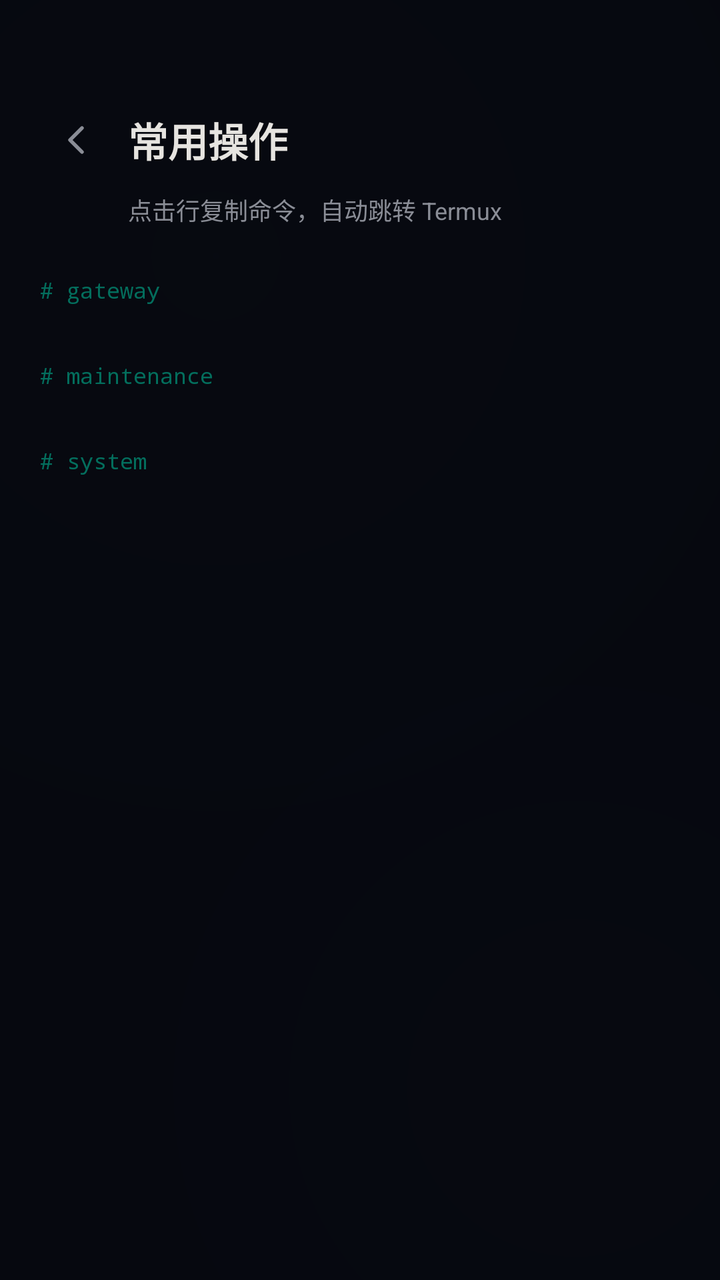
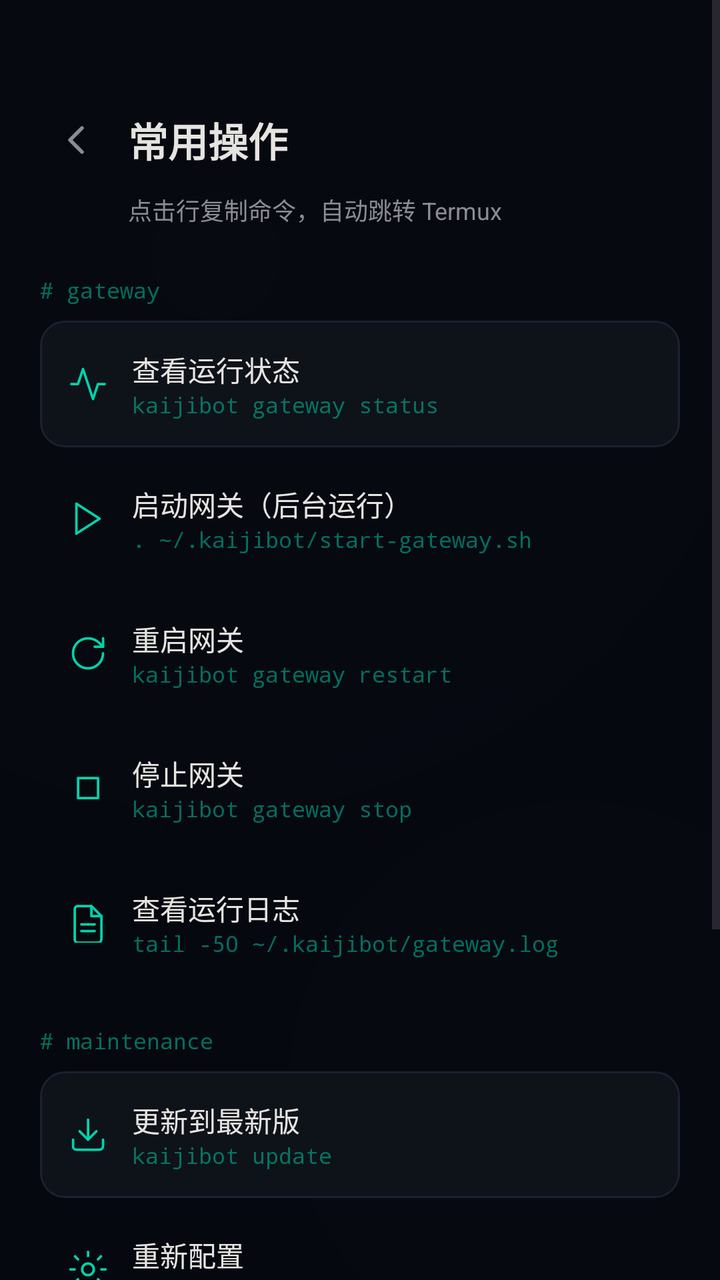

Screens rendered from an Android XML layout before and after an edit, with the pre-edit source and the edit as a unified diff.
<!-- AndroidManifest.xml: application theme Theme.KaijiBot -->
<!-- res/layout/activity_help.xml -->
<?xml version="1.0" encoding="utf-8"?>
<ScrollView xmlns:android="http://schemas.android.com/apk/res/android"
    android:layout_width="match_parent"
    android:layout_height="match_parent"
    android:background="@drawable/bg_atmosphere"
    android:fillViewport="true">

    <LinearLayout
        android:layout_width="match_parent"
        android:layout_height="wrap_content"
        android:orientation="vertical"
        android:paddingTop="52dp"
        android:paddingHorizontal="20dp"
        android:paddingBottom="32dp">

        <LinearLayout
            android:layout_width="match_parent"
            android:layout_height="wrap_content"
            android:orientation="horizontal"
            android:gravity="center_vertical"
            android:layout_marginBottom="2dp">

            <ImageButton
                android:id="@+id/backButton"
                android:layout_width="36dp"
                android:layout_height="36dp"
                android:background="?attr/selectableItemBackgroundBorderless"
                android:src="@drawable/ic_chevron_left"
                android:contentDescription="返回" />

            <TextView
                android:layout_width="wrap_content"
                android:layout_height="wrap_content"
                android:layout_marginStart="8dp"
                android:text="常用操作"
                android:textColor="@color/ink_1"
                android:textSize="20sp"
                android:textStyle="bold" />

        </LinearLayout>

        <TextView
            android:layout_width="wrap_content"
            android:layout_height="wrap_content"
            android:layout_marginStart="44dp"
            android:layout_marginTop="6dp"
            android:layout_marginBottom="4dp"
            android:text="点击行复制命令，自动跳转 Termux"
            android:textColor="@color/ink_2"
            android:textSize="12sp" />

        
        <TextView android:layout_width="wrap_content" android:layout_height="wrap_content"
            android:layout_marginTop="20dp" android:layout_marginBottom="8dp"
            android:fontFamily="monospace" android:text="# gateway"
            android:textColor="@color/accent_muted" android:textSize="11sp" />

        <LinearLayout android:orientation="vertical" android:layout_marginBottom="4dp">
        <LinearLayout android:id="@+id/cmdStatus"
            android:layout_width="match_parent" android:layout_height="wrap_content"
            android:minHeight="52dp" android:orientation="horizontal" android:gravity="center_vertical"
            android:background="@drawable/bg_cmd_ripple" android:padding="14dp" android:layout_marginBottom="4dp"
            android:clickable="true" android:focusable="true">
            <ImageView android:layout_width="20dp" android:layout_height="20dp"
                android:src="@drawable/ic_status" android:layout_marginEnd="12dp" />
            <LinearLayout android:layout_width="0dp" android:layout_height="wrap_content"
                android:layout_weight="1" android:orientation="vertical">
                <TextView android:layout_width="wrap_content" android:layout_height="wrap_content"
                    android:text="查看运行状态" android:textColor="@color/ink_1" android:textSize="14sp" />
                <TextView android:layout_width="wrap_content" android:layout_height="wrap_content"
                    android:fontFamily="monospace" android:text="kaijibot gateway status"
                    android:textColor="@color/accent_muted" android:textSize="11sp"
                    android:maxLines="1" android:ellipsize="end" />
            </LinearLayout>
        </LinearLayout>

        <LinearLayout android:id="@+id/cmdStart"
            android:layout_width="match_parent" android:layout_height="wrap_content"
            android:minHeight="52dp" android:orientation="horizontal" android:gravity="center_vertical"
            android:background="@drawable/bg_cmd_ripple" android:padding="14dp" android:layout_marginBottom="4dp"
            android:clickable="true" android:focusable="true">
            <ImageView android:layout_width="20dp" android:layout_height="20dp"
                android:src="@drawable/ic_play" android:layout_marginEnd="12dp" />
            <LinearLayout android:layout_width="0dp" android:layout_height="wrap_content"
                android:layout_weight="1" android:orientation="vertical">
                <TextView android:layout_width="wrap_content" android:layout_height="wrap_content"
                    android:text="启动网关（后台运行）" android:textColor="@color/ink_1" android:textSize="14sp" />
                <TextView android:layout_width="wrap_content" android:layout_height="wrap_content"
                    android:fontFamily="monospace" android:text=". ~/.kaijibot/start-gateway.sh"
                    android:textColor="@color/accent_muted" android:textSize="11sp"
                    android:maxLines="1" android:ellipsize="end" />
            </LinearLayout>
        </LinearLayout>

        <LinearLayout android:id="@+id/cmdRestart"
            android:layout_width="match_parent" android:layout_height="wrap_content"
            android:minHeight="52dp" android:orientation="horizontal" android:gravity="center_vertical"
            android:background="@drawable/bg_cmd_ripple" android:padding="14dp" android:layout_marginBottom="4dp"
            android:clickable="true" android:focusable="true">
            <ImageView android:layout_width="20dp" android:layout_height="20dp"
                android:src="@drawable/ic_restart" android:layout_marginEnd="12dp" />
            <LinearLayout android:layout_width="0dp" android:layout_height="wrap_content"
                android:layout_weight="1" android:orientation="vertical">
                <TextView android:layout_width="wrap_content" android:layout_height="wrap_content"
                    android:text="重启网关" android:textColor="@color/ink_1" android:textSize="14sp" />
                <TextView android:layout_width="wrap_content" android:layout_height="wrap_content"
                    android:fontFamily="monospace" android:text="kaijibot gateway restart"
                    android:textColor="@color/accent_muted" android:textSize="11sp"
                    android:maxLines="1" android:ellipsize="end" />
            </LinearLayout>
        </LinearLayout>

        <LinearLayout android:id="@+id/cmdStop"
            android:layout_width="match_parent" android:layout_height="wrap_content"
            android:minHeight="52dp" android:orientation="horizontal" android:gravity="center_vertical"
            android:background="@drawable/bg_cmd_ripple" android:padding="14dp" android:layout_marginBottom="4dp"
            android:clickable="true" android:focusable="true">
            <ImageView android:layout_width="20dp" android:layout_height="20dp"
                android:src="@drawable/ic_stop" android:layout_marginEnd="12dp" />
            <LinearLayout android:layout_width="0dp" android:layout_height="wrap_content"
                android:layout_weight="1" android:orientation="vertical">
                <TextView android:layout_width="wrap_content" android:layout_height="wrap_content"
                    android:text="停止网关" android:textColor="@color/ink_1" android:textSize="14sp" />
                <TextView android:layout_width="wrap_content" android:layout_height="wrap_content"
                    android:fontFamily="monospace" android:text="kaijibot gateway stop"
                    android:textColor="@color/accent_muted" android:textSize="11sp"
                    android:maxLines="1" android:ellipsize="end" />
            </LinearLayout>
        </LinearLayout>

        <LinearLayout android:id="@+id/cmdLog"
            android:layout_width="match_parent" android:layout_height="wrap_content"
            android:minHeight="52dp" android:orientation="horizontal" android:gravity="center_vertical"
            android:background="@drawable/bg_cmd_ripple" android:padding="14dp" android:layout_marginBottom="4dp"
            android:clickable="true" android:focusable="true">
            <ImageView android:layout_width="20dp" android:layout_height="20dp"
                android:src="@drawable/ic_log" android:layout_marginEnd="12dp" />
            <LinearLayout android:layout_width="0dp" android:layout_height="wrap_content"
                android:layout_weight="1" android:orientation="vertical">
                <TextView android:layout_width="wrap_content" android:layout_height="wrap_content"
                    android:text="查看运行日志" android:textColor="@color/ink_1" android:textSize="14sp" />
                <TextView android:layout_width="wrap_content" android:layout_height="wrap_content"
                    android:fontFamily="monospace" android:text="tail -50 ~/.kaijibot/gateway.log"
                    android:textColor="@color/accent_muted" android:textSize="11sp"
                    android:maxLines="1" android:ellipsize="end" />
            </LinearLayout>
        </LinearLayout>
        </LinearLayout>

        
        <TextView android:layout_width="wrap_content" android:layout_height="wrap_content"
            android:layout_marginTop="16dp" android:layout_marginBottom="8dp"
            android:fontFamily="monospace" android:text="# maintenance"
            android:textColor="@color/accent_muted" android:textSize="11sp" />

        <LinearLayout android:orientation="vertical" android:layout_marginBottom="4dp">
        <LinearLayout android:id="@+id/cmdUpdate"
            android:layout_width="match_parent" android:layout_height="wrap_content"
            android:minHeight="52dp" android:orientation="horizontal" android:gravity="center_vertical"
            android:background="@drawable/bg_cmd_ripple" android:padding="14dp" android:layout_marginBottom="4dp"
            android:clickable="true" android:focusable="true">
            <ImageView android:layout_width="20dp" android:layout_height="20dp"
                android:src="@drawable/ic_download" android:layout_marginEnd="12dp" />
            <LinearLayout android:layout_width="0dp" android:layout_height="wrap_content"
                android:layout_weight="1" android:orientation="vertical">
                <TextView android:layout_width="wrap_content" android:layout_height="wrap_content"
                    android:text="更新到最新版" android:textColor="@color/ink_1" android:textSize="14sp" />
                <TextView android:layout_width="wrap_content" android:layout_height="wrap_content"
                    android:fontFamily="monospace" android:text="kaijibot update"
                    android:textColor="@color/accent_muted" android:textSize="11sp"
                    android:maxLines="1" android:ellipsize="end" />
            </LinearLayout>
        </LinearLayout>

        <LinearLayout android:id="@+id/cmdOnboard"
            android:layout_width="match_parent" android:layout_height="wrap_content"
            android:minHeight="52dp" android:orientation="horizontal" android:gravity="center_vertical"
            android:background="@drawable/bg_cmd_ripple" android:padding="14dp" android:layout_marginBottom="4dp"
            android:clickable="true" android:focusable="true">
            <ImageView android:layout_width="20dp" android:layout_height="20dp"
                android:src="@drawable/ic_settings" android:layout_marginEnd="12dp" />
            <LinearLayout android:layout_width="0dp" android:layout_height="wrap_content"
                android:layout_weight="1" android:orientation="vertical">
                <TextView android:layout_width="wrap_content" android:layout_height="wrap_content"
                    android:text="重新配置" android:textColor="@color/ink_1" android:textSize="14sp" />
                <TextView android:layout_width="wrap_content" android:layout_height="wrap_content"
                    android:fontFamily="monospace" android:text="kaijibot onboard"
                    android:textColor="@color/accent_muted" android:textSize="11sp"
                    android:maxLines="1" android:ellipsize="end" />
            </LinearLayout>
        </LinearLayout>
        </LinearLayout>

        
        <TextView android:layout_width="wrap_content" android:layout_height="wrap_content"
            android:layout_marginTop="16dp" android:layout_marginBottom="8dp"
            android:fontFamily="monospace" android:text="# system"
            android:textColor="@color/accent_muted" android:textSize="11sp" />

        <LinearLayout android:orientation="vertical" android:layout_marginBottom="4dp">
        <LinearLayout android:id="@+id/cmdBattery"
            android:layout_width="match_parent" android:layout_height="wrap_content"
            android:minHeight="52dp" android:orientation="horizontal" android:gravity="center_vertical"
            android:background="@drawable/bg_cmd_ripple" android:padding="14dp" android:layout_marginBottom="4dp"
            android:clickable="true" android:focusable="true">
            <ImageView android:layout_width="20dp" android:height="20dp"
                android:layout_height="20dp"
                android:src="@drawable/ic_battery" android:layout_marginEnd="12dp" />
            <LinearLayout android:layout_width="0dp" android:layout_height="wrap_content"
                android:layout_weight="1" android:orientation="vertical">
                <TextView android:layout_width="wrap_content" android:layout_height="wrap_content"
                    android:text="电池优化白名单" android:textColor="@color/ink_1" android:textSize="14sp" />
                <TextView android:layout_width="wrap_content" android:layout_height="wrap_content"
                    android:text="防止系统杀后台进程" android:textColor="@color/ink_3" android:textSize="12sp" />
            </LinearLayout>
        </LinearLayout>

        <LinearLayout android:id="@+id/cmdBoot"
            android:layout_width="match_parent" android:layout_height="wrap_content"
            android:minHeight="52dp" android:orientation="horizontal" android:gravity="center_vertical"
            android:background="@drawable/bg_cmd_ripple" android:padding="14dp" android:layout_marginBottom="4dp"
            android:clickable="true" android:focusable="true">
            <ImageView android:layout_width="20dp" android:layout_height="20dp"
                android:src="@drawable/ic_power" android:layout_marginEnd="12dp" />
            <LinearLayout android:layout_width="0dp" android:layout_height="wrap_content"
                android:layout_weight="1" android:orientation="vertical">
                <TextView android:layout_width="wrap_content" android:layout_height="wrap_content"
                    android:text="开机自启动" android:textColor="@color/ink_1" android:textSize="14sp" />
                <TextView android:layout_width="wrap_content" android:layout_height="wrap_content"
                    android:text="安装 Termux:Boot 即可" android:textColor="@color/ink_3" android:textSize="12sp" />
            </LinearLayout>
        </LinearLayout>
        </LinearLayout>

    </LinearLayout>
</ScrollView>
<!-- resources referenced by this layout -->
<resources>
  <color name="accent_muted">#8000D4AA</color>
  <color name="ink_1">#E6E4E0</color>
  <color name="ink_2">#8A8D96</color>
  <color name="ink_3">#6B6D75</color>
  <!-- drawable bg_atmosphere (drawable) -->
  <?xml version="1.0" encoding="utf-8"?>
  <layer-list xmlns:android="http://schemas.android.com/apk/res/android">
      <item>
          <shape android:shape="rectangle">
              <solid android:color="@color/bg_void" />
          </shape>
      </item>
      <item>
          <shape android:shape="rectangle">
              <gradient
                  android:type="radial"
                  android:gradientRadius="400dp"
                  android:startColor="#100D1A18"
                  android:endColor="@android:color/transparent"
                  android:centerX="30%"
                  android:centerY="20%" />
          </shape>
      </item>
      <item>
          <shape android:shape="rectangle">
              <gradient
                  android:type="radial"
                  android:gradientRadius="350dp"
                  android:startColor="#0C0E1219"
                  android:endColor="@android:color/transparent"
                  android:centerX="80%"
                  android:centerY="85%" />
          </shape>
      </item>
  </layer-list>
  <!-- drawable bg_cmd_ripple (drawable) -->
  <?xml version="1.0" encoding="utf-8"?>
  <ripple xmlns:android="http://schemas.android.com/apk/res/android"
      android:color="@color/accent_dim">
      <item android:id="@android:id/mask">
          <shape android:shape="rectangle">
              <solid android:color="@android:color/white" />
              <corners android:radius="10dp" />
          </shape>
      </item>
  </ripple>
  <!-- drawable ic_play (drawable) -->
  <vector xmlns:android="http://schemas.android.com/apk/res/android"
      android:width="20dp" android:height="20dp" android:viewportWidth="24" android:viewportHeight="24">
      <path android:pathData="M5,3 L19,12 L5,21 Z"
          android:strokeWidth="1.5" android:strokeColor="@color/accent"
          android:strokeLineCap="round" android:strokeLineJoin="round" android:fillColor="@android:color/transparent" />
  </vector>
  <!-- drawable ic_status (drawable) -->
  <vector xmlns:android="http://schemas.android.com/apk/res/android"
      android:width="20dp" android:height="20dp" android:viewportWidth="24" android:viewportHeight="24">
      <path android:pathData="M22,12 L18,12 L15,21 L9,3 L6,12 L2,12"
          android:strokeWidth="1.5" android:strokeColor="@color/accent"
          android:strokeLineCap="round" android:strokeLineJoin="round" android:fillColor="@android:color/transparent" />
  </vector>
  <!-- drawable ic_stop (drawable) -->
  <vector xmlns:android="http://schemas.android.com/apk/res/android"
      android:width="20dp" android:height="20dp" android:viewportWidth="24" android:viewportHeight="24">
      <path android:pathData="M6,6 L18,6 L18,18 L6,18 Z"
          android:strokeWidth="1.5" android:strokeColor="@color/accent"
          android:strokeLineCap="round" android:strokeLineJoin="round" android:fillColor="@android:color/transparent" />
  </vector>
  <style name="Theme.KaijiBot" parent="Theme.Material3.DayNight.NoActionBar">
          <item name="colorPrimary">@color/accent</item>
          <item name="colorOnPrimary">@color/bg_void</item>
          <item name="colorSurface">@color/bg_surface</item>
          <item name="colorOnSurface">@color/ink_1</item>
          <item name="android:statusBarColor">@color/bg_void</item>
          <item name="android:navigationBarColor">@color/bg_void</item>
          <item name="android:windowLightStatusBar">false</item>
      </style>
  <color name="bg_void">#06080F</color>
  <color name="accent_dim">#8000D4AA</color>
  <color name="accent">#00D4AA</color>
  <color name="bg_surface">#0E1219</color>
  <!-- unchanged entries left out for length: 7 -->
</resources>

<!-- the commit's change to res/layout/activity_help.xml (unified diff, before → after) -->
@@ -49,17 +49,16 @@
             android:textColor="@color/ink_2"
             android:textSize="12sp" />
 
-        
         <TextView android:layout_width="wrap_content" android:layout_height="wrap_content"
             android:layout_marginTop="20dp" android:layout_marginBottom="8dp"
             android:fontFamily="monospace" android:text="# gateway"
             android:textColor="@color/accent_muted" android:textSize="11sp" />
 
-        <LinearLayout android:orientation="vertical" android:layout_marginBottom="4dp">
         <LinearLayout android:id="@+id/cmdStatus"
             android:layout_width="match_parent" android:layout_height="wrap_content"
             android:minHeight="52dp" android:orientation="horizontal" android:gravity="center_vertical"
-            android:background="@drawable/bg_cmd_ripple" android:padding="14dp" android:layout_marginBottom="4dp"
+            android:background="@drawable/bg_card" android:padding="14dp" android:layout_marginBottom="4dp"
+            android:foreground="?attr/selectableItemBackground"
             android:clickable="true" android:focusable="true">
             <ImageView android:layout_width="20dp" android:layout_height="20dp"
                 android:src="@drawable/ic_status" android:layout_marginEnd="12dp" />
@@ -77,7 +76,8 @@
         <LinearLayout android:id="@+id/cmdStart"
             android:layout_width="match_parent" android:layout_height="wrap_content"
             android:minHeight="52dp" android:orientation="horizontal" android:gravity="center_vertical"
-            android:background="@drawable/bg_cmd_ripple" android:padding="14dp" android:layout_marginBottom="4dp"
+            android:background="@null" android:padding="14dp" android:layout_marginBottom="4dp"
+            android:foreground="?attr/selectableItemBackground"
             android:clickable="true" android:focusable="true">
             <ImageView android:layout_width="20dp" android:layout_height="20dp"
                 android:src="@drawable/ic_play" android:layout_marginEnd="12dp" />
@@ -95,7 +95,8 @@
         <LinearLayout android:id="@+id/cmdRestart"
             android:layout_width="match_parent" android:layout_height="wrap_content"
             android:minHeight="52dp" android:orientation="horizontal" android:gravity="center_vertical"
-            android:background="@drawable/bg_cmd_ripple" android:padding="14dp" android:layout_marginBottom="4dp"
+            android:background="@null" android:padding="14dp" android:layout_marginBottom="4dp"
+            android:foreground="?attr/selectableItemBackground"
             android:clickable="true" android:focusable="true">
             <ImageView android:layout_width="20dp" android:layout_height="20dp"
                 android:src="@drawable/ic_restart" android:layout_marginEnd="12dp" />
@@ -113,7 +114,8 @@
         <LinearLayout android:id="@+id/cmdStop"
             android:layout_width="match_parent" android:layout_height="wrap_content"
             android:minHeight="52dp" android:orientation="horizontal" android:gravity="center_vertical"
-            android:background="@drawable/bg_cmd_ripple" android:padding="14dp" android:layout_marginBottom="4dp"
+            android:background="@null" android:padding="14dp" android:layout_marginBottom="4dp"
+            android:foreground="?attr/selectableItemBackground"
             android:clickable="true" android:focusable="true">
             <ImageView android:layout_width="20dp" android:layout_height="20dp"
                 android:src="@drawable/ic_stop" android:layout_marginEnd="12dp" />
@@ -131,7 +133,8 @@
         <LinearLayout android:id="@+id/cmdLog"
             android:layout_width="match_parent" android:layout_height="wrap_content"
             android:minHeight="52dp" android:orientation="horizontal" android:gravity="center_vertical"
-            android:background="@drawable/bg_cmd_ripple" android:padding="14dp" android:layout_marginBottom="4dp"
+            android:background="@null" android:padding="14dp" android:layout_marginBottom="4dp"
+            android:foreground="?attr/selectableItemBackground"
             android:clickable="true" android:focusable="true">
             <ImageView android:layout_width="20dp" android:layout_height="20dp"
                 android:src="@drawable/ic_log" android:layout_marginEnd="12dp" />
@@ -145,19 +148,17 @@
                     android:maxLines="1" android:ellipsize="end" />
             </LinearLayout>
         </LinearLayout>
-        </LinearLayout>
-
-        
+
         <TextView android:layout_width="wrap_content" android:layout_height="wrap_content"
             android:layout_marginTop="16dp" android:layout_marginBottom="8dp"
             android:fontFamily="monospace" android:text="# maintenance"
             android:textColor="@color/accent_muted" android:textSize="11sp" />
 
-        <LinearLayout android:orientation="vertical" android:layout_marginBottom="4dp">
         <LinearLayout android:id="@+id/cmdUpdate"
             android:layout_width="match_parent" android:layout_height="wrap_content"
             android:minHeight="52dp" android:orientation="horizontal" android:gravity="center_vertical"
-            android:background="@drawable/bg_cmd_ripple" android:padding="14dp" android:layout_marginBottom="4dp"
+            android:background="@drawable/bg_card" android:padding="14dp" android:layout_marginBottom="4dp"
+            android:foreground="?attr/selectableItemBackground"
             android:clickable="true" android:focusable="true">
             <ImageView android:layout_width="20dp" android:layout_height="20dp"
                 android:src="@drawable/ic_download" android:layout_marginEnd="12dp" />
@@ -175,7 +176,8 @@
         <LinearLayout android:id="@+id/cmdOnboard"
             android:layout_width="match_parent" android:layout_height="wrap_content"
             android:minHeight="52dp" android:orientation="horizontal" android:gravity="center_vertical"
-            android:background="@drawable/bg_cmd_ripple" android:padding="14dp" android:layout_marginBottom="4dp"
+            android:padding="14dp" android:layout_marginBottom="4dp"
+            android:foreground="?attr/selectableItemBackground"
             android:clickable="true" android:focusable="true">
             <ImageView android:layout_width="20dp" android:layout_height="20dp"
                 android:src="@drawable/ic_settings" android:layout_marginEnd="12dp" />
@@ -189,22 +191,18 @@
                     android:maxLines="1" android:ellipsize="end" />
             </LinearLayout>
         </LinearLayout>
-        </LinearLayout>
-
-        
         <TextView android:layout_width="wrap_content" android:layout_height="wrap_content"
             android:layout_marginTop="16dp" android:layout_marginBottom="8dp"
             android:fontFamily="monospace" android:text="# system"
             android:textColor="@color/accent_muted" android:textSize="11sp" />
 
-        <LinearLayout android:orientation="vertical" android:layout_marginBottom="4dp">
         <LinearLayout android:id="@+id/cmdBattery"
             android:layout_width="match_parent" android:layout_height="wrap_content"
             android:minHeight="52dp" android:orientation="horizontal" android:gravity="center_vertical"
-            android:background="@drawable/bg_cmd_ripple" android:padding="14dp" android:layout_marginBottom="4dp"
-            android:clickable="true" android:focusable="true">
-            <ImageView android:layout_width="20dp" android:height="20dp"
-                android:layout_height="20dp"
+            android:background="@drawable/bg_card" android:padding="14dp" android:layout_marginBottom="4dp"
+            android:foreground="?attr/selectableItemBackground"
+            android:clickable="true" android:focusable="true">
+            <ImageView android:layout_width="20dp" android:layout_height="20dp"
                 android:src="@drawable/ic_battery" android:layout_marginEnd="12dp" />
             <LinearLayout android:layout_width="0dp" android:layout_height="wrap_content"
                 android:layout_weight="1" android:orientation="vertical">
@@ -218,7 +216,8 @@
         <LinearLayout android:id="@+id/cmdBoot"
             android:layout_width="match_parent" android:layout_height="wrap_content"
             android:minHeight="52dp" android:orientation="horizontal" android:gravity="center_vertical"
-            android:background="@drawable/bg_cmd_ripple" android:padding="14dp" android:layout_marginBottom="4dp"
+            android:padding="14dp" android:layout_marginBottom="4dp"
+            android:foreground="?attr/selectableItemBackground"
             android:clickable="true" android:focusable="true">
             <ImageView android:layout_width="20dp" android:layout_height="20dp"
                 android:src="@drawable/ic_power" android:layout_marginEnd="12dp" />
@@ -229,7 +228,6 @@
                 <TextView android:layout_width="wrap_content" android:layout_height="wrap_content"
                     android:text="安装 Termux:Boot 即可" android:textColor="@color/ink_3" android:textSize="12sp" />
             </LinearLayout>
-        </LinearLayout>
         </LinearLayout>
 
     </LinearLayout>
<!-- resource entries referenced after the edit -->
@@ -19,8 +19,8 @@
                   android:gradientRadius="400dp"
                   android:startColor="#100D1A18"
                   android:endColor="@android:color/transparent"
-                  android:centerX="30%"
-                  android:centerY="20%" />
+                  android:centerX="0.3"
+                  android:centerY="0.2" />
           </shape>
       </item>
       <item>
@@ -30,22 +30,19 @@
                   android:gradientRadius="350dp"
                   android:startColor="#0C0E1219"
                   android:endColor="@android:color/transparent"
-                  android:centerX="80%"
-                  android:centerY="85%" />
+                  android:centerX="0.8"
+                  android:centerY="0.85" />
           </shape>
       </item>
   </layer-list>
-  <!-- drawable bg_cmd_ripple (drawable) -->
+  <!-- drawable bg_card (drawable) -->
   <?xml version="1.0" encoding="utf-8"?>
-  <ripple xmlns:android="http://schemas.android.com/apk/res/android"
-      android:color="@color/accent_dim">
-      <item android:id="@android:id/mask">
-          <shape android:shape="rectangle">
-              <solid android:color="@android:color/white" />
-              <corners android:radius="10dp" />
-          </shape>
-      </item>
-  </ripple>
+  <shape xmlns:android="http://schemas.android.com/apk/res/android"
+      android:shape="rectangle">
+      <solid android:color="@color/bg_surface" />
+      <corners android:radius="12dp" />
+      <stroke android:width="1dp" android:color="@color/line" />
+  </shape>
   <!-- drawable ic_play (drawable) -->
   <vector xmlns:android="http://schemas.android.com/apk/res/android"
       android:width="20dp" android:height="20dp" android:viewportWidth="24" android:viewportHeight="24">
@@ -77,9 +74,9 @@
           <item name="android:windowLightStatusBar">false</item>
       </style>
   <color name="bg_void">#06080F</color>
-  <color name="accent_dim">#8000D4AA</color>
   <color name="accent">#00D4AA</color>
   <color name="bg_surface">#0E1219</color>
+  <color name="line">#1C2030</color>
   <!-- unchanged entries left out for length: 7 -->
 </resources>
 
